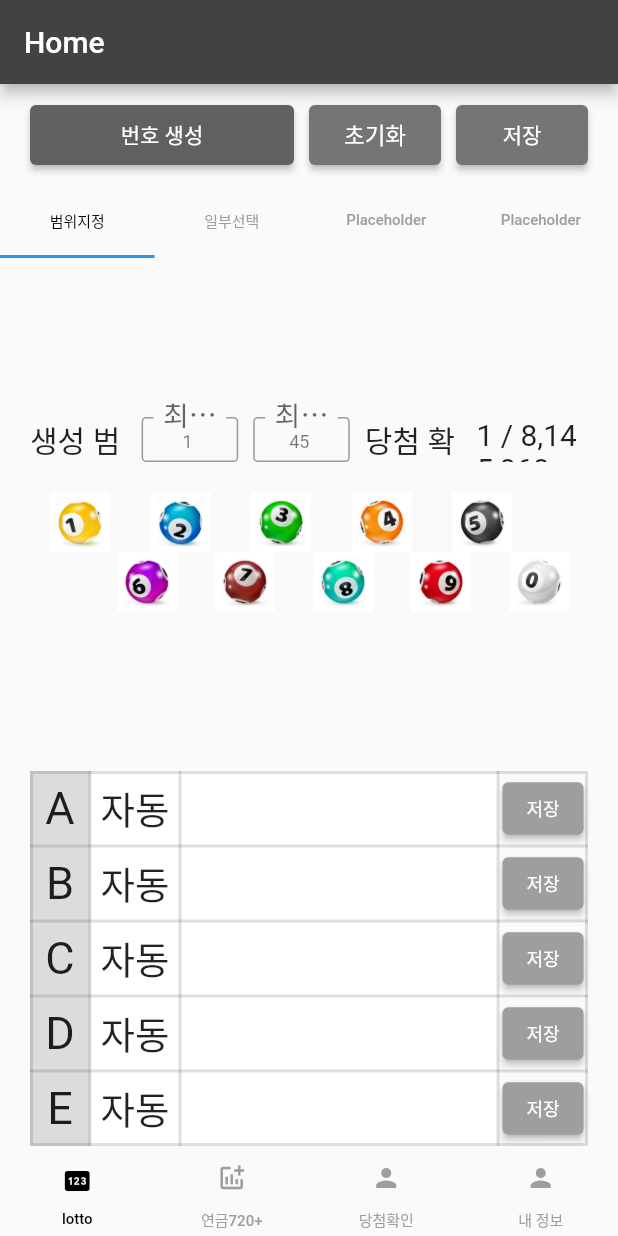
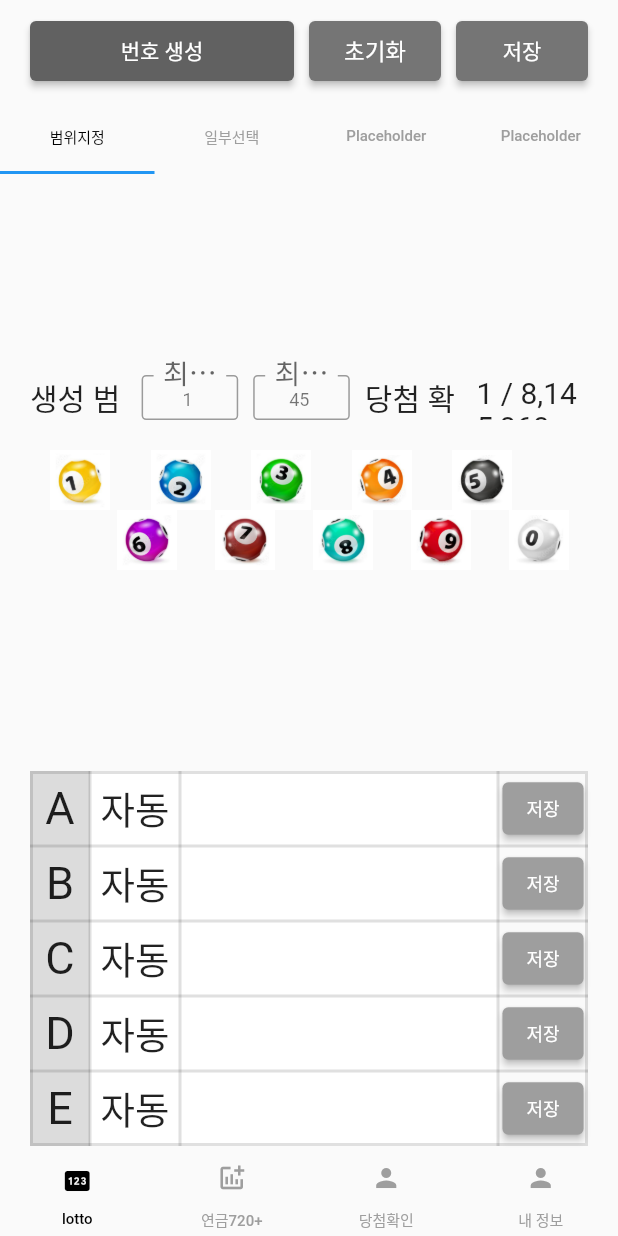
Before and after one commit to zzugoon/Lt645App, a Flutter app: the screen it shows after launch, on a phone screen of 412 x 824 dp. Run offline on Flutter 3.47's test engine with Material 2 defaults, Android fonts, the phone set to English and light mode, and no system bars; our stand-ins replace numberpicker; Roboto replaces fonts that are missing (mobilePOP, on_goelip); project files that could hold a hidden picture were left out.

```diff
--- a/lib/home/RootPage.dart
+++ b/lib/home/RootPage.dart
@@ -80,10 +80,6 @@ class _RootPageState extends State<RootPage> with TickerProviderStateMixin {
     rangePercent = numFormat.format(genNumber.calRate(int.parse(minNum), int.parse(maxNum)));
 
     return Scaffold(
-        appBar: AppBar(
-          title: Text('Home'), //${widget.destination.title}
-          backgroundColor: Colors.grey[800],
-        ),
         body: Column(
           mainAxisAlignment: MainAxisAlignment.start,
           children: <Widget>[
--- a/lib/main.dart
+++ b/lib/main.dart
@@ -1,7 +1,4 @@
 import 'package:flutter/material.dart';
-import 'package:lt645/tabItem/home/tabItemhome.dart';
-import 'genNum/genNumber.dart';
-import 'destination/destinationView.dart';
 import 'destination/destination.dart';
 import 'home/RootPage.dart';
 import 'info/ListPage.dart';
--- a/pubspec.yaml
+++ b/pubspec.yaml
@@ -32,6 +32,7 @@ dependencies:
     sdk: flutter
   intl: ^0.18.0
   numberpicker: ^2.1.1
+  customtogglebuttons: ^0.0.5
 
 
   # The following adds the Cupertino Icons font to your application.
```
Also changed, not shown: pubspec.lock.
